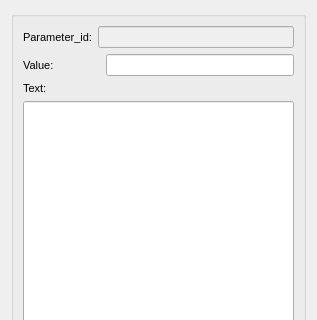
Old version of the form ui/event_standard.ui in the repository Giswater/giswater_qgis_plugin; both pictures show x 0 to 317 and y 0 to 320 of the 317 by 530 pixel window.
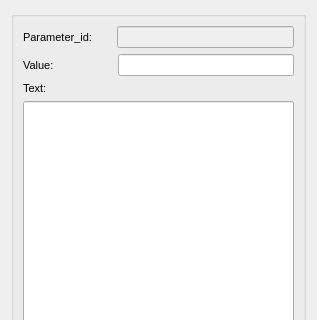
New version of the form.

Commit message: Update event forms (widget length)

What changed in the file:
```diff
--- a/ui/event_standard.ui
+++ b/ui/event_standard.ui
@@ -38,7 +38,7 @@
            <enum>QFrame::Plain</enum>
           </property>
           <property name="text">
-           <string>Parameter_id:</string>
+           <string>Parameter_id:      </string>
           </property>
           <property name="textFormat">
            <enum>Qt::AutoText</enum>
@@ -84,7 +84,7 @@
            <enum>QFrame::Plain</enum>
           </property>
           <property name="text">
-           <string>Value:               </string>
+           <string>Value:                   </string>
           </property>
           <property name="textFormat">
            <enum>Qt::AutoText</enum>
```
The commit also changes 3 other files.
